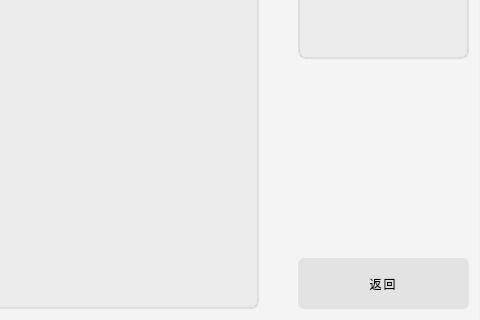
Before: the Qt Designer form SmartLibraryGUI/viewbook.ui in yanglei-er/SmartLibraryQt, drawn with Qt 5; both pictures show x 480 to 960 and y 220 to 540 of the 960 by 540 pixel window.
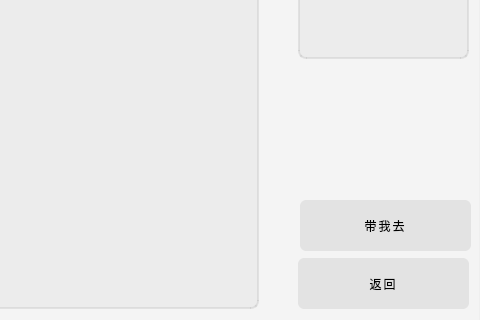
After: the same form once the commit is applied. Icons and pictures are not drawn.

The edit to the form file:
```diff
--- a/SmartLibraryGUI/viewbook.ui
+++ b/SmartLibraryGUI/viewbook.ui
@@ -830,6 +830,25 @@
     <string/>
    </property>
   </widget>
+  <widget class="QPushButton" name="find_Btn">
+   <property name="enabled">
+    <bool>true</bool>
+   </property>
+   <property name="geometry">
+    <rect>
+     <x>780</x>
+     <y>420</y>
+     <width>171</width>
+     <height>51</height>
+    </rect>
+   </property>
+   <property name="focusPolicy">
+    <enum>Qt::StrongFocus</enum>
+   </property>
+   <property name="text">
+    <string>带我去</string>
+   </property>
+  </widget>
  </widget>
  <resources/>
  <connections/>
```
